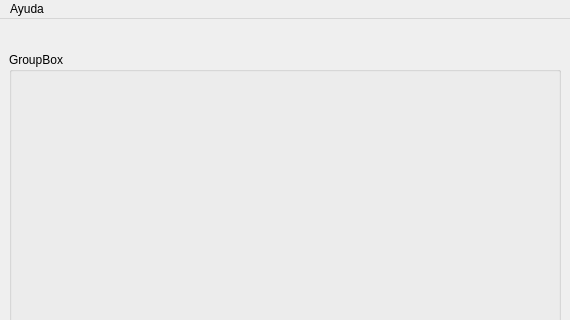
Qt form src/ui/mainwin.ui (leosmolas/conotels) before a commit; both pictures show x 0 to 570 and y 0 to 320 of the 570 by 650 pixel window.
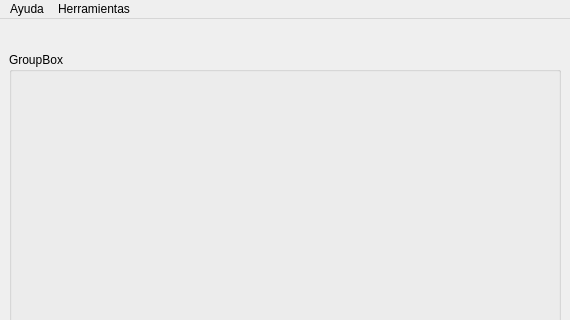
The same form after that commit.

```diff
--- a/src/ui/mainwin.ui
+++ b/src/ui/mainwin.ui
@@ -98,7 +98,7 @@
      <x>0</x>
      <y>0</y>
      <width>570</width>
-     <height>18</height>
+     <height>21</height>
     </rect>
    </property>
    <widget class="QMenu" name="menuAyuda">
@@ -109,7 +109,14 @@
     <addaction name="separator"/>
     <addaction name="menuAcercade"/>
    </widget>
+   <widget class="QMenu" name="menuHerramientas">
+    <property name="title">
+     <string>Herramientas</string>
+    </property>
+    <addaction name="actionPrereservas"/>
+   </widget>
    <addaction name="menuAyuda"/>
+   <addaction name="menuHerramientas"/>
   </widget>
   <action name="actionNueva_unidad">
    <property name="text">
```
Left out of the diff: 12 changed lines with no effect on the pictures.
